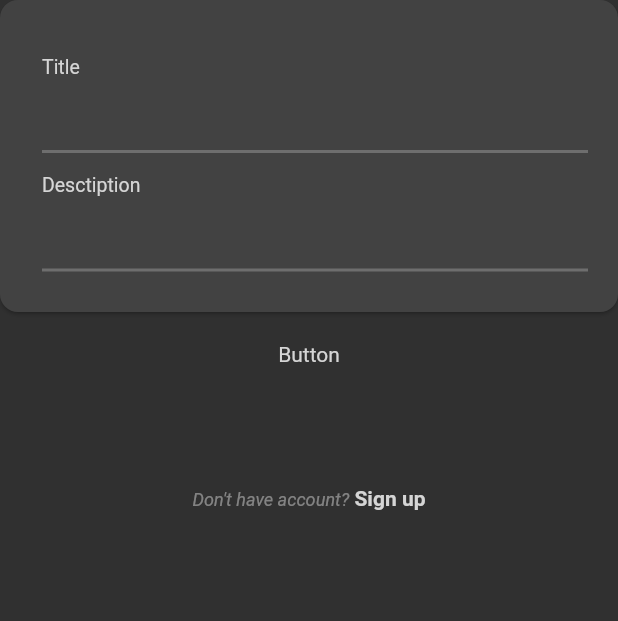
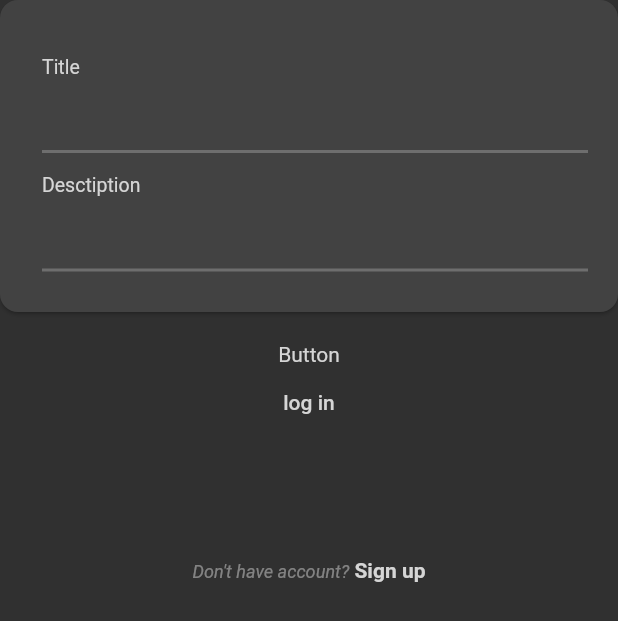
Before and after one commit to chingalo-family/task-flow, a Flutter app: the SignInSignUpFormContainer widget shown alone on an empty page, opened directly, on a phone screen of 412 x 824 dp. Shown: the top 621 px of the screen. Run offline on Flutter 3.47's test engine with Material 2 defaults, Android fonts, the phone set to English and light mode, and no system bars; our stand-ins replace connectivity, flutter_svg, fluttertoast, geolocator, google_fonts, infinite_scroll_pagination and 2 more; missing offline and left inert: new_version; accounts and stored records are empty.

Commit message:
feat: 🎸 Add support for return user model on success login

```diff
--- a/lib/core/components/user_forms/sign_in_form.dart
+++ b/lib/core/components/user_forms/sign_in_form.dart
@@ -7,14 +7,17 @@ import 'package:task_manager/core/components/user_forms/models/sign_in_sign_up_f
 import 'package:task_manager/core/constants/app_contant.dart';
 import 'package:task_manager/core/services/theme_service.dart';
 import 'package:task_manager/models/form_section.dart';
+import 'package:task_manager/models/user.dart';
 
 class SignInForm extends StatefulWidget {
   const SignInForm({
     Key? key,
     required this.currentTheme,
+    required this.onSuccessLogin,
   }) : super(key: key);
 
   final String currentTheme;
+  final Function onSuccessLogin;
 
   @override
   State<SignInForm> createState() => _SignInFormState();
@@ -25,6 +28,17 @@ class _SignInFormState extends State<SignInForm> {
   List<FormSection>? formSections;
   bool isFormReady = false;
   bool isSaving = false;
+
+  onLogin() {
+    //@TODO login for login
+
+    User user = new User(
+      username: 'username',
+      fullName: 'fullName',
+      password: 'password',
+    );
+    widget.onSuccessLogin(user);
+  }
 
   @override
   void initState() {
@@ -70,6 +84,19 @@ class _SignInFormState extends State<SignInForm> {
                       color: textColor,
                     ),
                   ),
+                ),
+                Container(
+                  child: Center(
+                    child: TextButton(
+                      onPressed: onLogin,
+                      child: Text(
+                        'log in',
+                        style: TextStyle().copyWith(
+                          color: textColor,
+                        ),
+                      ),
+                    ),
+                  ),
                 )
               ],
             ),
```
Also changed, not shown: lib/core/components/user_forms/sign_in_sign_up_form_container.dart (+9 -2 lines).
